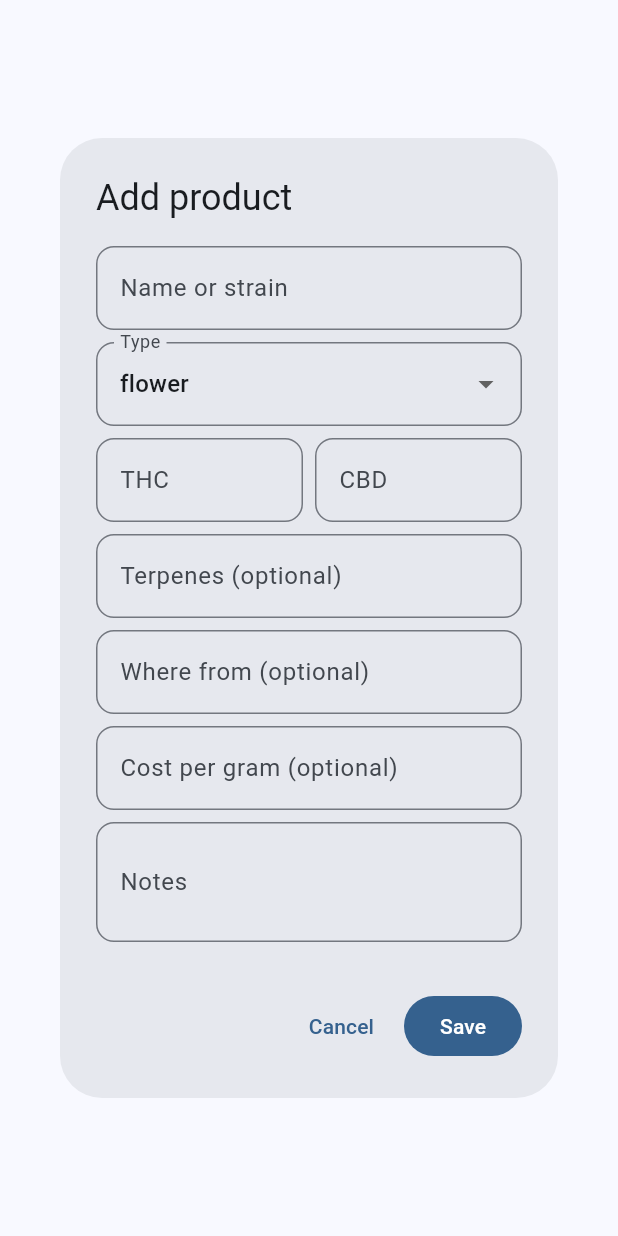
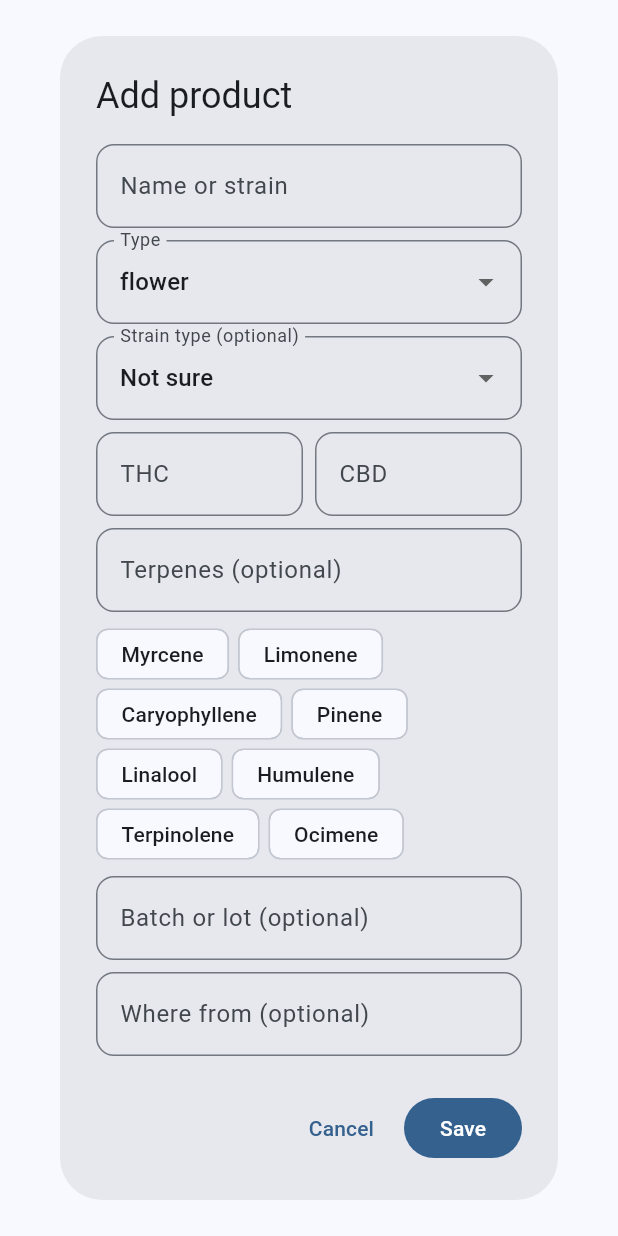
Before and after one commit to VirtualyMichael/substance-journal, a Flutter app: the _ProductEditor widget shown alone on an empty page, opened directly, on a phone screen of 412 x 824 dp. Run offline on Flutter 3.47's test engine with Material 3 defaults, Android fonts, the phone set to English and light mode, and no system bars; our stand-ins replace drift, file_picker, flutter_local_notifications, flutter_riverpod, pdf, qr_flutter and 2 more; missing offline and left inert: cryptography, mobile_scanner, sqlite3; accounts and stored records are empty; generated files the repository leaves out were written again.

Commit message:
Add strain type, batch and terpene quick-picks to cannabis products, with outcomes by type
Co-Authored-By: Claude Sonnet 5.5 <noreply@anthropic.com>

```diff
--- a/app/lib/data/cannabis_products.dart
+++ b/app/lib/data/cannabis_products.dart
@@ -5,10 +5,17 @@ import 'database.dart';
 /// What a saved cannabis product adds beyond its name and THC/CBD percent. Lives in the product's
 /// details JSON so older copies of the app keep syncing it untouched.
 class ProductDetails {
-  const ProductDetails({this.kind = 'flower', this.terpenes = '', this.source = '', this.costPerGram, this.thcMgPerUnit, this.notes = ''});
+  const ProductDetails({this.kind = 'flower', this.strainType = '', this.batch = '', this.terpenes = '', this.source = '', this.costPerGram, this.thcMgPerUnit, this.notes = ''});
 
   /// flower, concentrate, vape, edible, tincture or other.
   final String kind;
+
+  /// indica, sativa or hybrid, or empty when unknown. A market label that says little about the
+  /// effect on its own, kept so you can see whether it matches what you rate.
+  final String strainType;
+
+  /// Batch or lot number, for comparing one purchase with the next.
+  final String batch;
   final String terpenes;
   final String source;
   final double? costPerGram;
@@ -18,9 +25,13 @@ class ProductDetails {
   final String notes;
 
   static const kinds = ['flower', 'concentrate', 'vape', 'edible', 'tincture', 'other'];
+  static const strainTypes = ['indica', 'sativa', 'hybrid'];
+  static const commonTerpenes = ['Myrcene', 'Limonene', 'Caryophyllene', 'Pinene', 'Linalool', 'Humulene', 'Terpinolene', 'Ocimene'];
 
   Map<String, Object?> toJson() => {
         'kind': kind,
+        if (strainType.isNotEmpty) 'strainType': strainType,
+        if (batch.isNotEmpty) 'batch': batch,
         if (terpenes.isNotEmpty) 'terpenes': terpenes,
         if (source.isNotEmpty) 'source': source,
         'costPerGram': ?costPerGram,
@@ -34,6 +45,8 @@ class ProductDetails {
       final kind = j['kind'];
       return ProductDetails(
         kind: kind is String && kinds.contains(kind) ? kind : 'flower',
+        strainType: strainTypes.contains(j['strainType']) ? j['strainType'] as String : '',
+        batch: '${j['batch'] ?? ''}',
         terpenes: '${j['terpenes'] ?? ''}',
         source: '${j['source'] ?? ''}',
         costPerGram: (j['costPerGram'] as num?)?.toDouble(),
@@ -145,3 +158,35 @@ const lowerIsBetter = {'pain', 'anxiety'};
   });
   return best;
 }
+
+/// Average scores for one strain type across every rated product of that type.
+class TypeOutcomes {
+  const TypeOutcomes({required this.type, required this.products, required this.averages, required this.counts});
+  final String type;
+  final int products;
+  final Map<String, double> averages;
+  final Map<String, int> counts;
+}
+
+/// Groups product outcomes by indica, sativa or hybrid. A product's average counts as many times
+/// as it has ratings, so a type is not swung by one product with a single rating.
+List<TypeOutcomes> outcomesByType(Map<Product, ProductOutcomes> outcomes) {
+  final out = <TypeOutcomes>[];
+  for (final type in ProductDetails.strainTypes) {
+    final sums = <String, double>{};
+    final counts = <String, int>{};
+    var products = 0;
+    outcomes.forEach((p, o) {
+      if (ProductDetails.of(p).strainType != type || o.rated == 0) return;
+      products++;
+      o.averages.forEach((k, avg) {
+        final n = o.counts[k] ?? 0;
+        sums[k] = (sums[k] ?? 0) + avg * n;
+        counts[k] = (counts[k] ?? 0) + n;
+      });
+    });
+    if (products == 0) continue;
+    out.add(TypeOutcomes(type: type, products: products, averages: {for (final k in sums.keys) k: sums[k]! / counts[k]!}, counts: counts));
+  }
+  return out;
+}
--- a/app/lib/providers.dart
+++ b/app/lib/providers.dart
@@ -46,6 +46,7 @@ class ClockTick extends Notifier<int> with WidgetsBindingObserver {
   }
 
   @override
+  // ignore: avoid_renaming_method_parameters
   void didChangeAppLifecycleState(AppLifecycleState state_) {
     if (state_ == AppLifecycleState.resumed) state++;
   }
--- a/app/lib/ui/products/products_page.dart
+++ b/app/lib/ui/products/products_page.dart
@@ -52,6 +52,7 @@ class ProductsPage extends ConsumerWidget {
                   padding: const EdgeInsets.fromLTRB(Gap.md, Gap.md, Gap.md, 96),
                   children: [
                     _BestCard(outcomes: outcomes),
+                    _TypeCard(outcomes: outcomes),
                     for (final p in products) _ProductCard(product: p, usage: ProductUsage.of(p, ingestions), outcomes: outcomes[p]!),
                   ],
                 ),
@@ -74,7 +75,8 @@ class _ProductCard extends ConsumerWidget {
       if (product.thcPercent != null) 'THC ${_n(product.thcPercent!)}%',
       if (d.thcMgPerUnit != null) 'THC ${_n(d.thcMgPerUnit!)} mg each',
       if (product.cbdPercent != null) 'CBD ${_n(product.cbdPercent!)}%',
-      d.kind,
+      d.strainType.isEmpty ? d.kind : '${d.strainType} ${d.kind}',
+      if (d.batch.isNotEmpty) 'batch ${d.batch}',
     ];
     final used = usage.doses == 0
         ? 'Not used yet'
@@ -154,6 +156,46 @@ class _BestCard extends StatelessWidget {
   }
 }
 
+/// How the strain types you have saved compare, once at least two have ratings behind them.
+class _TypeCard extends StatelessWidget {
+  const _TypeCard({required this.outcomes});
+  final Map<Product, ProductOutcomes> outcomes;
+
+  @override
+  Widget build(BuildContext context) {
+    final types = outcomesByType(outcomes);
+    if (types.length < 2) return const SizedBox.shrink();
+    return Card(
+      key: const ValueKey('type-outcomes'),
+      child: Padding(
+        padding: const EdgeInsets.all(Gap.md),
+        child: Column(
+          crossAxisAlignment: CrossAxisAlignment.start,
+          children: [
+            Text('By strain type', style: Theme.of(context).textTheme.titleSmall),
+            const SizedBox(height: 4),
+            for (final t in types)
+              Text([
+                '${t.type[0].toUpperCase()}${t.type.substring(1)}: ',
+                [
+                  for (final (key, label) in scoreFields)
+                    if (t.averages[key] != null) '${label.toLowerCase()} ${_n(double.parse(t.averages[key]!.toStringAsFixed(1)))}',
+                ].join(', '),
+                ' (${t.products} ${t.products == 1 ? 'product' : 'products'})',
+              ].join()),
+            const SizedBox(height: 4),
+            Text(
+              "Indica, sativa and hybrid are market labels and often do not match a strain's chemistry, so treat this as a curiosity. "
+              'Whole-session ratings, other substances included.',
+              style: Theme.of(context).textTheme.bodySmall,
+            ),
+          ],
+        ),
+      ),
+    );
+  }
+}
+
 /// Opens the add/edit sheet. Returns the saved product, or null if cancelled.
 Future<Product?> showProductEditor(BuildContext context, WidgetRef ref, {Product? existing}) {
   return showDialog<Product>(context: context, builder: (_) => _ProductEditor(existing: existing));
@@ -168,8 +210,9 @@ class _ProductEditor extends ConsumerStatefulWidget {
 }
 
 class _ProductEditorState extends ConsumerState<_ProductEditor> {
-  late final TextEditingController _name, _thc, _cbd, _terpenes, _source, _cost, _labelMg, _notes;
+  late final TextEditingController _name, _thc, _cbd, _batch, _terpenes, _source, _cost, _labelMg, _notes;
   late String _kind;
+  late String _strainType;
   String? _error;
 
   @override
@@ -181,17 +224,19 @@ class _ProductEditorState extends ConsumerState<_ProductEditor> {
     _name = TextEditingController(text: p?.name ?? '');
     _thc = TextEditingController(text: num(p?.thcPercent));
     _cbd = TextEditingController(text: num(p?.cbdPercent));
+    _batch = TextEditingController(text: d.batch);
     _terpenes = TextEditingController(text: d.terpenes);
     _source = TextEditingController(text: d.source);
     _cost = TextEditingController(text: num(d.costPerGram));
     _labelMg = TextEditingController(text: num(d.thcMgPerUnit));
     _notes = TextEditingController(text: d.notes);
     _kind = d.kind;
+    _strainType = d.strainType;
   }
 
   @override
   void dispose() {
-    for (final c in [_name, _thc, _cbd, _terpenes, _source, _cost, _labelMg, _notes]) {
+    for (final c in [_name, _thc, _cbd, _batch, _terpenes, _source, _cost, _labelMg, _notes]) {
       c.dispose();
     }
     super.dispose();
@@ -208,6 +253,8 @@ class _ProductEditorState extends ConsumerState<_ProductEditor> {
     }
     final details = ProductDetails(
       kind: _kind,
+      strainType: _strainType,
+      batch: _batch.text.trim(),
       terpenes: _terpenes.text.trim(),
       source: _source.text.trim(),
       costPerGram: _parse(_cost),
@@ -259,6 +306,20 @@ class _ProductEditorState extends ConsumerState<_ProductEditor> {
                   onChanged: (v) => setState(() => _kind = v ?? _kind),
                 ),
               ),
+              if (_kind == 'flower' || _kind == 'concentrate' || _kind == 'vape')
+                Padding(
+                  padding: const EdgeInsets.only(bottom: Gap.sm),
+                  child: DropdownButtonFormField<String>(
+                    key: const ValueKey('product-strain-type'),
+                    initialValue: _strainType,
+                    decoration: const InputDecoration(labelText: 'Strain type (optional)'),
+                    items: [
+                      const DropdownMenuItem(value: '', child: Text('Not sure')),
+                      for (final t in ProductDetails.strainTypes) DropdownMenuItem(value: t, child: Text(t)),
+                    ],
+                    onChanged: (v) => setState(() => _strainType = v ?? ''),
+                  ),
+                ),
               Row(children: [
                 Expanded(child: _field('product-thc', 'THC', _thc, suffix: '%', number: true)),
                 const SizedBox(width: Gap.sm),
@@ -266,6 +327,25 @@ class _ProductEditorState extends ConsumerState<_ProductEditor> {
               ]),
               if (edible) _field('product-label-mg', 'THC per piece or dose', _labelMg, suffix: 'mg', number: true),
               _field('product-terpenes', 'Terpenes (optional)', _terpenes),
+              Padding(
+                padding: const EdgeInsets.only(bottom: Gap.sm),
+                child: Align(
+                  alignment: Alignment.centerLeft,
+                  child: Wrap(spacing: 6, children: [
+                    for (final t in ProductDetails.commonTerpenes)
+                      ActionChip(
+                        key: ValueKey('terpene-${t.toLowerCase()}'),
+                        label: Text(t),
+                        visualDensity: VisualDensity.compact,
+                        onPressed: () {
+                          if (_terpenes.text.toLowerCase().contains(t.toLowerCase())) return;
+                          setState(() => _terpenes.text = _terpenes.text.trim().isEmpty ? t : '${_terpenes.text.trim()}, $t');
+                        },
+                      ),
+                  ]),
+                ),
+              ),
+              _field('product-batch', 'Batch or lot (optional)', _batch),
               _field('product-source', 'Where from (optional)', _source),
               _field('product-cost', 'Cost per gram (optional)', _cost, suffix: '\$', number: true),
               _field('product-notes', 'Notes', _notes, lines: 2),
```
Also changed, not shown: 1 other file.
